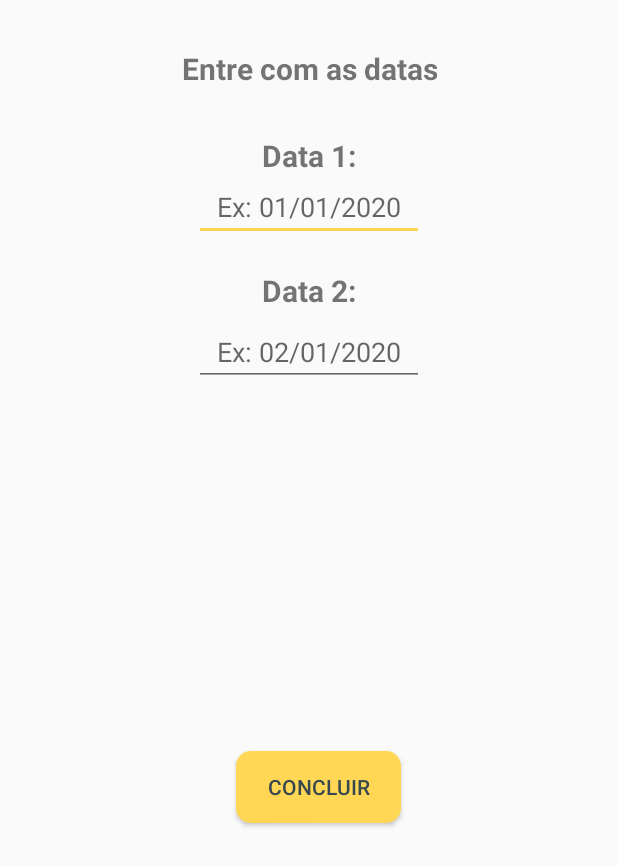
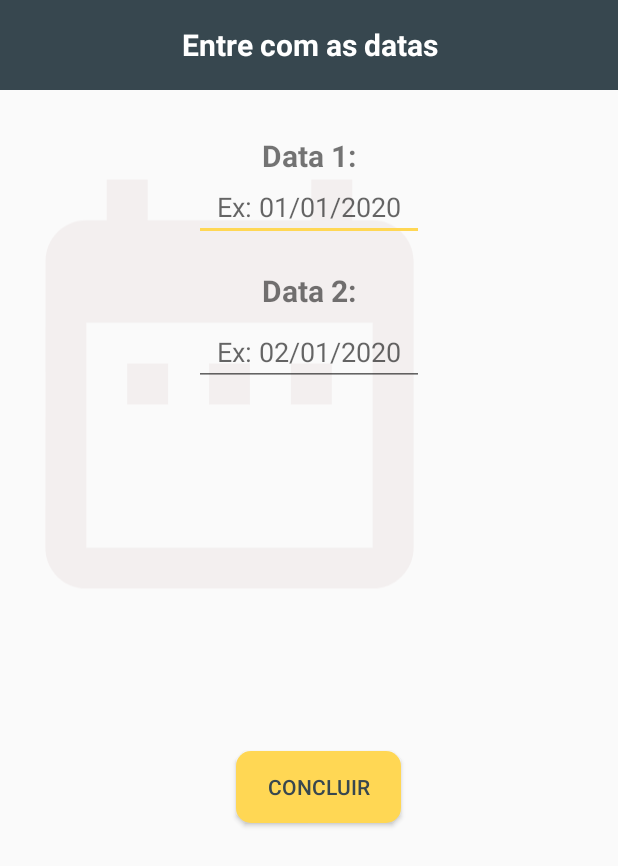
Before and after one commit to DionatanPO/Aplicativo_Hotel, an Android app: the layout busca_entre_datas.xml on its own in the app's theme, with its tools: preview values and no code run, on a phone screen of 412 x 824 dp. Shown: the top 866 px of the screen. Run offline under Robolectric (Android 15) with nearby library versions, the phone set to English and light mode, and no system bars; plain views replace MaskEditText.

Commit message:
Correções (1.0.27)

```diff
--- a/app/src/main/java/com/example/app/view/HospedagemActivity.java
+++ b/app/src/main/java/com/example/app/view/HospedagemActivity.java
@@ -189,7 +189,7 @@ public class HospedagemActivity extends Activity implements PopupMenu.OnMenuItem
                 String data = cal_data.cal_data_entrada_saida().get(0);
                 java.util.Date d = new java.util.Date();
 
-                DateFormat fmt = new SimpleDateFormat("dd-MM-yyyy");
+                DateFormat fmt = new SimpleDateFormat("dd/MM/yyyy");
 
                 try {
                     d = fmt.parse(data);
--- /dev/null
+++ b/app/src/main/res/drawable/ic_baseline_date_range_24.xml
@@ -0,0 +1,5 @@
+<vector android:height="24dp" android:tint="#F3EFEF"
+    android:viewportHeight="24" android:viewportWidth="24"
+    android:width="24dp" xmlns:android="http://schemas.android.com/apk/res/android">
+    <path android:fillColor="@android:color/white" android:pathData="M9,11L7,11v2h2v-2zM13,11h-2v2h2v-2zM17,11h-2v2h2v-2zM19,4h-1L18,2h-2v2L8,4L8,2L6,2v2L5,4c-1.11,0 -1.99,0.9 -1.99,2L3,20c0,1.1 0.89,2 2,2h14c1.1,0 2,-0.9 2,-2L21,6c0,-1.1 -0.9,-2 -2,-2zM19,20L5,20L5,9h14v11z"/>
+</vector>
--- a/app/src/main/res/layout/activity_checkin.xml
+++ b/app/src/main/res/layout/activity_checkin.xml
@@ -7,7 +7,7 @@
     android:layout_height="match_parent"
     android:background="@drawable/borda_branca"
 
-   >
+    >
 
     <androidx.constraintlayout.widget.ConstraintLayout
         android:id="@+id/constraintLayout"
@@ -36,7 +36,6 @@
             app:layout_constraintEnd_toEndOf="parent"
             app:layout_constraintHorizontal_bias="0.50"
             app:layout_constraintStart_toStartOf="parent" />
-
 
 
     </androidx.constraintlayout.widget.ConstraintLayout>
@@ -70,10 +69,10 @@
             android:layout_height="wrap_content"
             android:layout_marginStart="8dp"
             android:layout_marginLeft="8dp"
-
             android:layout_marginEnd="8dp"
             android:layout_marginRight="8dp"
             android:ems="10"
+            android:hint="Ex: Maria, Carlos"
             android:inputType="textEmailAddress"
             app:layout_constraintBottom_toTopOf="@+id/editTextUserName2"
             app:layout_constraintEnd_toEndOf="parent"
@@ -122,8 +121,8 @@
             android:layout_marginLeft="8dp"
             android:layout_marginEnd="8dp"
             android:layout_marginRight="8dp"
+            android:hint="Ex:(64)99999-9999"
             android:inputType="phone"
-            android:hint="Ex:(64)99999-9999"
             app:met_mask="(##) #####-####" />
 
         <GridLayout
@@ -200,8 +199,7 @@
                 android:layout_marginRight="8dp"
                 android:ems="10"
                 android:hint="Ex: 50.00"
-                android:inputType="numberDecimal"
-        />
+                android:inputType="numberDecimal" />
 
             <Spinner
                 android:id="@+id/n_pessoas_spinner"
@@ -227,8 +225,7 @@
             <Spinner
                 android:id="@+id/pagamento_spinner"
                 android:layout_width="140dp"
-                android:layout_height="35dp"
-             />
+                android:layout_height="35dp" />
 
             <Spinner
                 android:id="@+id/apartamento_spinner"
@@ -267,7 +264,7 @@
         android:layout_marginRight="8dp"
         android:background="@drawable/borda_circle"
         android:drawableTop="@drawable/ic_pasta"
-        android:paddingTop="25dp"
+        android:paddingTop="18dp"
         android:textAlignment="center"
         android:textColor="@color/colorPrimary"
         app:layout_constraintEnd_toEndOf="parent"
@@ -276,5 +273,4 @@
         app:layout_constraintTop_toTopOf="parent" />
 
 
-
 </androidx.constraintlayout.widget.ConstraintLayout>
--- a/app/src/main/res/layout/alert_add_check_in.xml
+++ b/app/src/main/res/layout/alert_add_check_in.xml
@@ -67,7 +67,7 @@
             android:layout_marginEnd="8dp"
             android:layout_marginRight="8dp"
             android:ems="10"
-            android:hint="Ex: Maria"
+            android:hint="Ex: Maria,Carlos"
             android:inputType="textEmailAddress"
             app:layout_constraintBottom_toTopOf="@+id/editTextUserName2"
             app:layout_constraintEnd_toEndOf="parent"
--- a/app/src/main/res/layout/busca_entre_datas.xml
+++ b/app/src/main/res/layout/busca_entre_datas.xml
@@ -2,15 +2,29 @@
 <androidx.constraintlayout.widget.ConstraintLayout
     xmlns:android="http://schemas.android.com/apk/res/android"
     xmlns:app="http://schemas.android.com/apk/res-auto"
+    xmlns:tools="http://schemas.android.com/tools"
     android:layout_width="match_parent"
     android:layout_height="match_parent">
 
+    <ImageView
+        android:layout_width="327dp"
+        android:layout_height="440dp"
+        android:layout_marginTop="36dp"
+        android:layout_marginEnd="96dp"
+        android:layout_marginRight="96dp"
+        android:src="@drawable/ic_baseline_date_range_24"
+        app:layout_constraintEnd_toEndOf="parent"
+        app:layout_constraintTop_toTopOf="parent" />
+
     <TextView
+
+        android:textColor="@color/white"
+        android:background="@color/colorPrimary"
         android:textStyle="bold"
         android:textSize="20dp"
-        android:layout_width="wrap_content"
-        android:layout_height="wrap_content"
-        android:layout_marginTop="32dp"
+        android:layout_width="match_parent"
+        android:layout_height="60dp"
+        android:layout_marginTop="0dp"
         android:gravity="center"
         android:text="Entre com as datas"
         app:layout_constraintEnd_toEndOf="parent"
```
